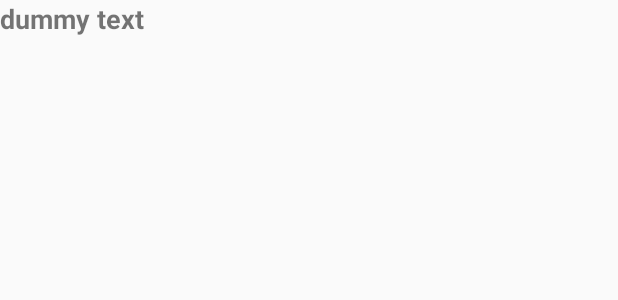
After one commit to andreypetrov/CopdApp, an Android app: the layout cell_provider_add_appointment_list.xml on its own in the app's theme, with its tools: preview values and no code run, on a phone screen of 412 x 824 dp. The commit adds this screen. Shown: the top 300 px of the screen. Run offline under Robolectric (Android 15) with nearby library versions, the phone set to English and light mode, and no system bars.

Commit message:
Added Icons and Cell to Add Edit Appointment
-Added icons to add edit appoint activity
-Added cell for providers (Need to add the Dr. specialty to their name

```diff
--- a/app/src/main/java/com/petrodevelopment/copdapp/activities/AddEditAppointmentActivity.java
+++ b/app/src/main/java/com/petrodevelopment/copdapp/activities/AddEditAppointmentActivity.java
@@ -90,7 +90,7 @@ public class AddEditAppointmentActivity extends ActionBarActivity implements OnC
 
     private void initSpinner() {
         //Populate Provider Spinner
-        final EditAddAppointmentProviderListAdapter providerAdapter = new EditAddAppointmentProviderListAdapter(providers, this, R.layout.cell_provider_list);
+        final EditAddAppointmentProviderListAdapter providerAdapter = new EditAddAppointmentProviderListAdapter(providers, this, R.layout.cell_provider_add_appointment_list);
         final Spinner providerSpinner = (Spinner) findViewById(R.id.select_provider);
         providerSpinner.setAdapter(providerAdapter);
 
--- /dev/null
+++ b/app/src/main/res/layout/cell_provider_add_appointment_list.xml
@@ -0,0 +1,15 @@
+<?xml version="1.0" encoding="utf-8"?>
+<LinearLayout xmlns:android="http://schemas.android.com/apk/res/android"
+              android:layout_width="match_parent"
+              android:layout_height="wrap_content"
+              android:orientation="horizontal">
+
+        <TextView
+            android:id="@+id/doctor_name"
+            android:layout_width="match_parent"
+            android:layout_height="wrap_content"
+            android:text="@string/dummy_text"
+            android:textSize="@dimen/abc_text_size_medium_material"
+            android:textStyle="bold"/>
+
+</LinearLayout>
```
Also changed, not shown: app/src/main/res/layout/activity_add_edit_appointment.xml (+58 -14 lines).
